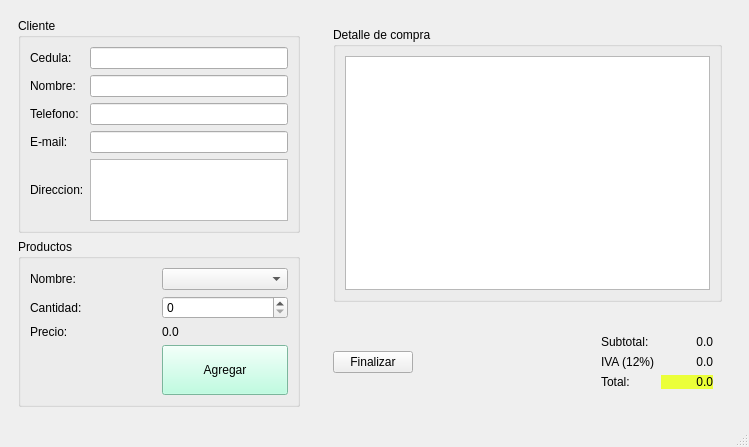
Qt form tienda.ui (Adr802/P59-Tienda) before a commit.
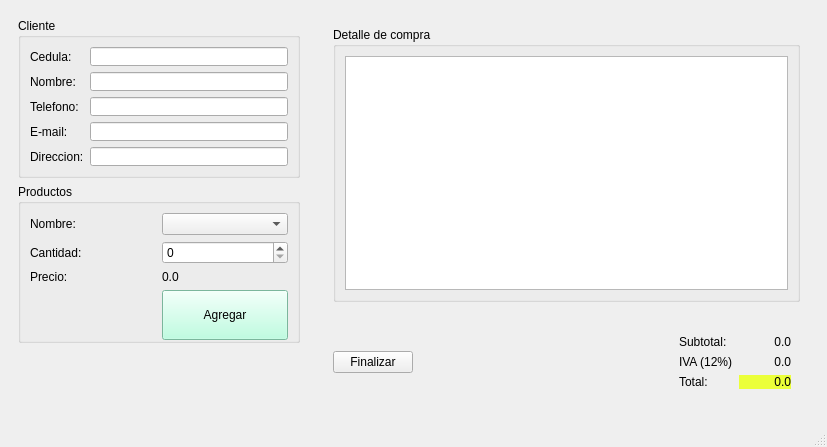
The same form after that commit.

```diff
--- a/tienda.ui
+++ b/tienda.ui
@@ -6,7 +6,7 @@
    <rect>
     <x>0</x>
     <y>0</y>
-    <width>749</width>
+    <width>827</width>
     <height>447</height>
    </rect>
   </property>
@@ -22,7 +22,15 @@
    </property>
    <layout class="QHBoxLayout" name="horizontalLayout_2">
     <item>
+     <layout class="QVBoxLayout" name="verticalLayout">
+      <item>
      <widget class="QWidget" name="widget" native="true">
+        <property name="sizePolicy">
+         <sizepolicy hsizetype="Fixed" vsizetype="Fixed">
+          <horstretch>0</horstretch>
+          <verstretch>4</verstretch>
+         </sizepolicy>
+        </property>
       <property name="minimumSize">
        <size>
         <width>300</width>
@@ -35,15 +43,24 @@
         <height>450</height>
        </size>
       </property>
-      <layout class="QVBoxLayout" name="verticalLayout">
+        <layout class="QVBoxLayout" name="verticalLayout_5">
        <item>
         <widget class="QGroupBox" name="groupBox">
+           <property name="sizePolicy">
+            <sizepolicy hsizetype="Preferred" vsizetype="Fixed">
+             <horstretch>0</horstretch>
+             <verstretch>0</verstretch>
+            </sizepolicy>
+           </property>
          <property name="maximumSize">
           <size>
-           <width>300</width>
+             <width>315</width>
            <height>16777215</height>
           </size>
          </property>
+           <property name="autoFillBackground">
+            <bool>false</bool>
+           </property>
          <property name="title">
           <string>Cliente</string>
          </property>
@@ -58,13 +75,6 @@
           <item row="3" column="1">
            <widget class="QLineEdit" name="inEmail"/>
           </item>
-          <item row="4" column="1">
-           <widget class="QTextEdit" name="inDireccion">
-            <property name="lineWidth">
-             <number>3</number>
-            </property>
-           </widget>
-          </item>
           <item row="0" column="0">
            <widget class="QLabel" name="label">
             <property name="text">
@@ -106,11 +116,26 @@
           <item row="2" column="1">
            <widget class="QLineEdit" name="inTelefono"/>
           </item>
+            <item row="4" column="1">
+             <widget class="QLineEdit" name="inDireccion"/>
+            </item>
          </layout>
         </widget>
        </item>
        <item>
         <widget class="QGroupBox" name="groupBox_2">
+           <property name="sizePolicy">
+            <sizepolicy hsizetype="Preferred" vsizetype="Fixed">
+             <horstretch>0</horstretch>
+             <verstretch>0</verstretch>
+            </sizepolicy>
+           </property>
+           <property name="maximumSize">
+            <size>
+             <width>315</width>
+             <height>16777215</height>
+            </size>
+           </property>
          <property name="title">
           <string>Productos</string>
          </property>
@@ -177,6 +202,27 @@
      </widget>
     </item>
     <item>
+       <widget class="QWidget" name="widget_6" native="true">
+        <layout class="QVBoxLayout" name="verticalLayout_6">
+         <item>
+          <spacer name="verticalSpacer">
+           <property name="orientation">
+            <enum>Qt::Vertical</enum>
+           </property>
+           <property name="sizeHint" stdset="0">
+            <size>
+             <width>20</width>
+             <height>40</height>
+            </size>
+           </property>
+          </spacer>
+         </item>
+        </layout>
+       </widget>
+      </item>
+     </layout>
+    </item>
+    <item>
      <widget class="QWidget" name="widget_2" native="true">
       <layout class="QVBoxLayout" name="verticalLayout_2">
        <item>
@@ -187,7 +233,7 @@
             <property name="title">
              <string>Detalle de compra</string>
             </property>
-            <layout class="QHBoxLayout" name="horizontalLayout_3">
+            <layout class="QVBoxLayout" name="verticalLayout_3">
              <item>
               <widget class="QTableWidget" name="tableWidget">
                <property name="maximumSize">
```
Left out of the diff: 2 changed lines with no effect on the pictures. Lines whose indentation alone changed are shown as unchanged.
